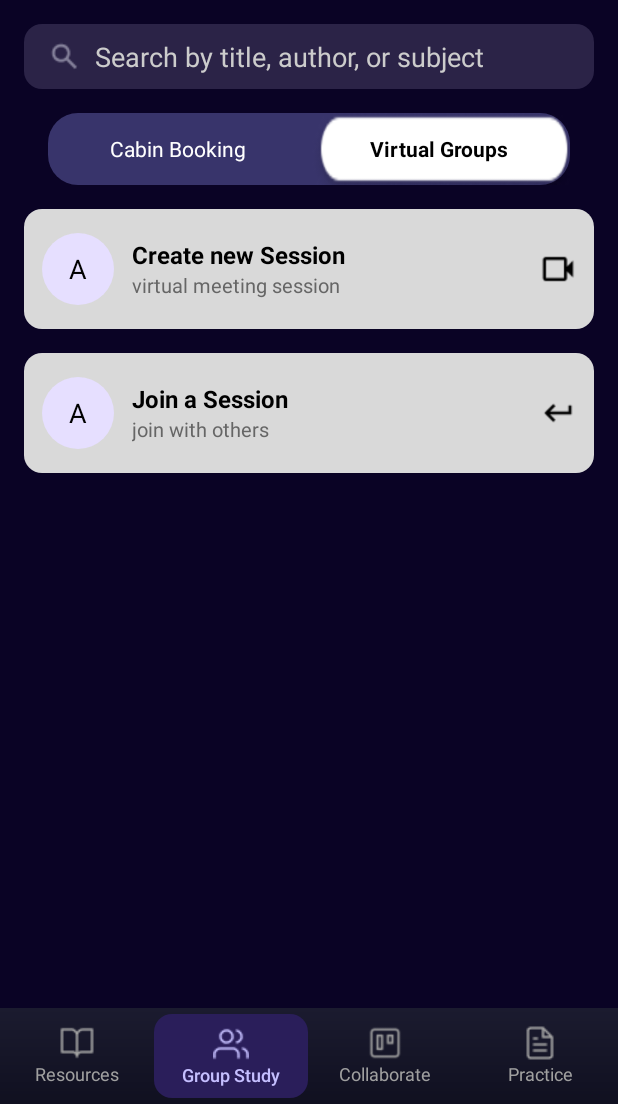
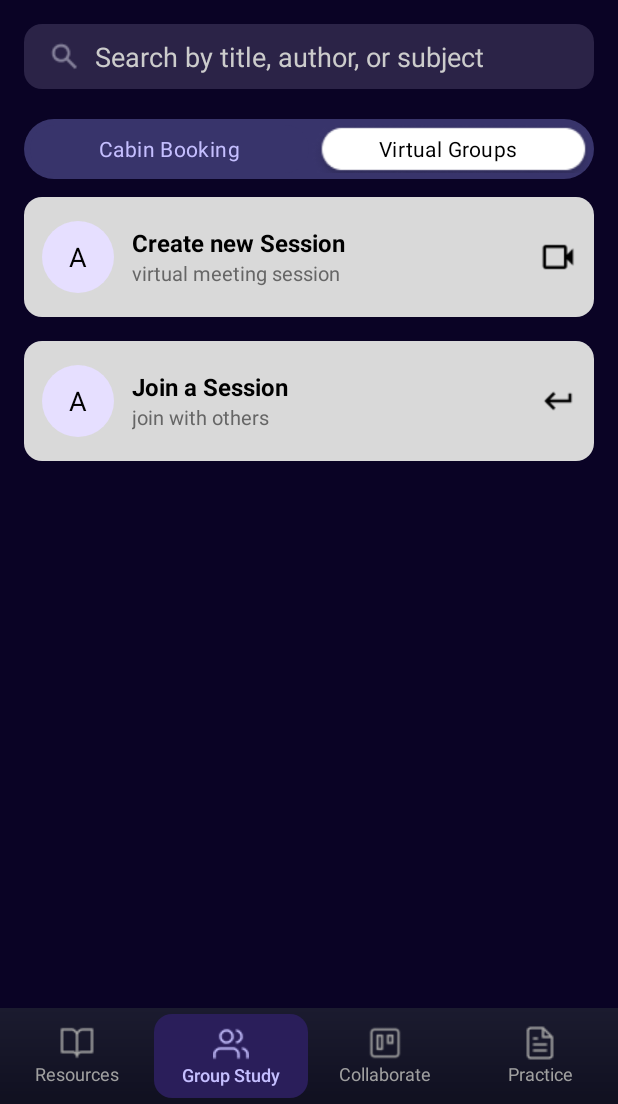
Before and after one commit to himanshi20552/LitHub, an Android app: the VirtualGroupsActivity screen opened directly, with no data from a screen before it, on a phone screen of 412 x 824 dp, the part 132-1236 px from its top. Run offline under Robolectric (Android 15) with nearby library versions, the phone set to English and light mode, and no system bars.

Commit message:
added tab switch uniformity

```diff
--- a/MyApplication7/app/src/main/java/com/example/myapplication/VirtualGroupsActivity.java
+++ b/MyApplication7/app/src/main/java/com/example/myapplication/VirtualGroupsActivity.java
@@ -24,7 +24,7 @@ public class VirtualGroupsActivity extends AppCompatActivity {
         // Initialize views
         View createSessionCard = findViewById(R.id.create_session_card);
         View joinSessionCard = findViewById(R.id.join_session_card);
-        View tabCabin = findViewById(R.id.tab_cabin);
+        View tabCabin = findViewById(R.id.cabin_booking_tab);
 
         // Tab switch listener
         tabCabin.setOnClickListener(v -> {
--- a/MyApplication7/app/src/main/res/layout/virtualgroups.xml
+++ b/MyApplication7/app/src/main/res/layout/virtualgroups.xml
@@ -63,34 +63,27 @@
                     android:textColor="#FFFFFF" />
 
                 <!-- Tab Buttons -->
-                <LinearLayout
-                    android:id="@+id/tab_container"
+                <RadioGroup
+                    android:id="@+id/toggle_group"
                     android:layout_width="match_parent"
-                    android:layout_height="48dp"
-                    android:layout_margin="16dp"
+                    android:layout_height="40dp"
+                    android:orientation="horizontal"
+                    android:layout_marginBottom="12dp"
+                    android:layout_marginTop="20dp"
                     android:background="@drawable/toggle_bg"
-                    android:orientation="horizontal">
+                    android:padding="4dp">
 
-                    <TextView
-                        android:id="@+id/tab_cabin"
-                        android:layout_width="0dp"
-                        android:layout_height="match_parent"
-                        android:layout_weight="1"
-                        android:gravity="center"
-                        android:text="Cabin Booking"
-                        android:textColor="#FFFFFF" />
+                    <RadioButton
+                        android:id="@+id/cabin_booking_tab"
+                        style="@style/ToggleTab"
+                        android:text="Cabin Booking" />
 
-                    <TextView
-                        android:id="@+id/tab_virtual"
-                        android:layout_width="0dp"
-                        android:layout_height="match_parent"
-                        android:layout_weight="1"
-                        android:background="@drawable/bg_toggle_selected"
-                        android:gravity="center"
+                    <RadioButton
+                        android:id="@+id/virtual_groups_tab"
+                        style="@style/ToggleTab"
                         android:text="Virtual Groups"
-                        android:textColor="#000000"
-                        android:textStyle="bold" />
-                </LinearLayout>
+                        android:checked="true" />
+                </RadioGroup>
 
                 <!-- Virtual Groups Cards -->
                 <LinearLayout
```
